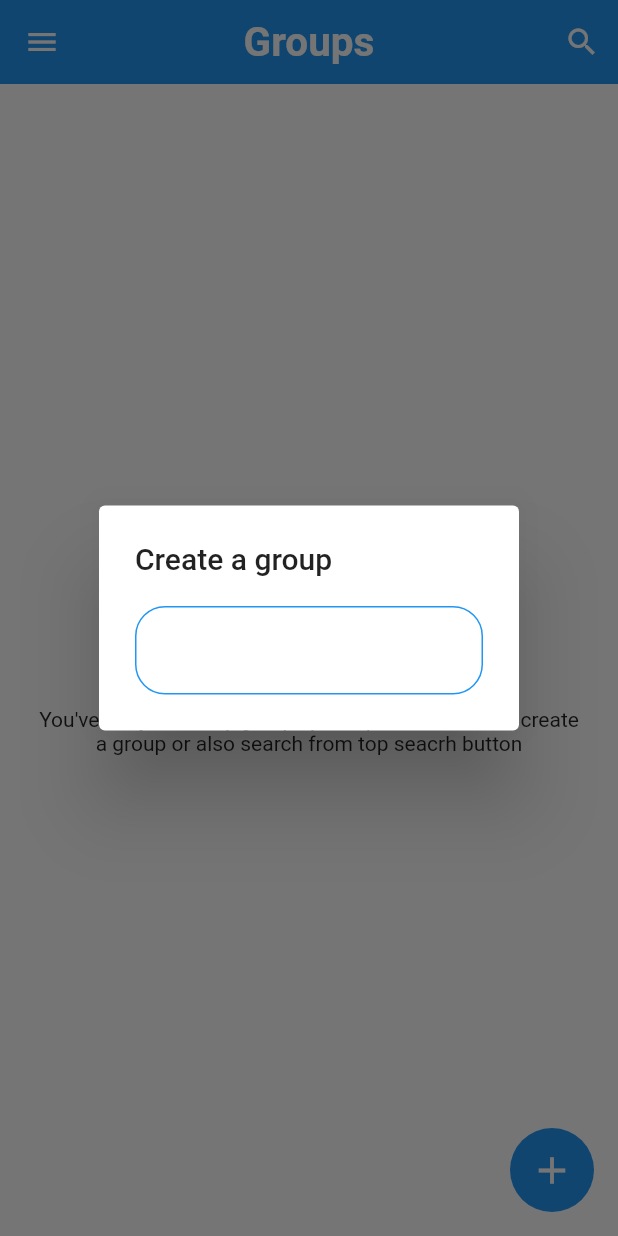
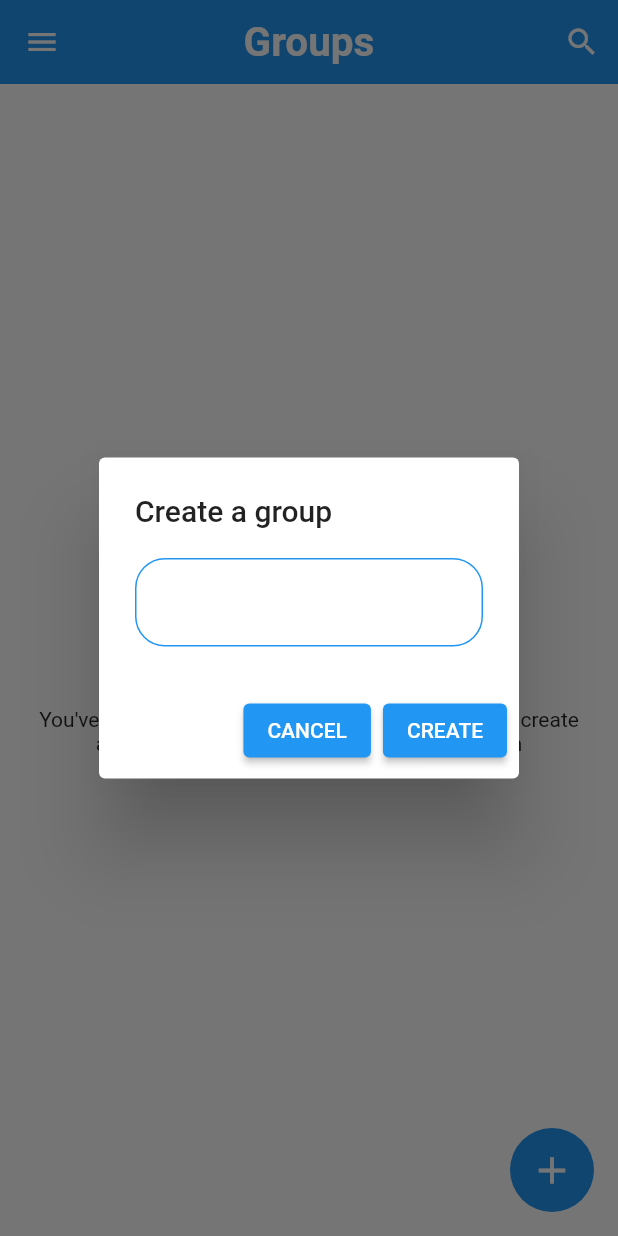
Before and after one commit to Gargoros/Flutter_Chat_App, a Flutter app: the HomePage screen opened directly, after a tap on the "add circle" icon, on a phone screen of 412 x 824 dp. Run offline on Flutter 3.47's test engine with Material 2 defaults, Android fonts, the phone set to English and light mode, and no system bars; our stand-ins replace cloud_firestore, firebase_auth, firebase_core, shared_preferences; accounts and stored records are empty.

Commit message:
feat: init new field to create group

```diff
--- a/chat_app/lib/pages/home_page.dart
+++ b/chat_app/lib/pages/home_page.dart
@@ -21,6 +21,7 @@ class _HomePageState extends State<HomePage> {
   String userFullName = "";
   String userEmail = "";
   bool _isLoading = false;
+  String groupName = "";
 
   @override
   void initState() {
@@ -55,7 +56,7 @@ class _HomePageState extends State<HomePage> {
         if (snapshot.hasData) {
           if (snapshot.data["groups"] != null) {
             if (snapshot.data["groups"].length != 0) {
-              return Text("Hello");
+              return const Text("Hello");
             } else {
               return noGroupWidget();
             }
@@ -75,9 +76,10 @@ class _HomePageState extends State<HomePage> {
 
   popUpDialog(BuildContext context) {
     showDialog(
-        barrierDismissible: true,
+        barrierDismissible: false,
         context: context,
         builder: (context) {
+          return StatefulBuilder(builder: ((context, setState) {
             return AlertDialog(
               title: const Text(
                 "Create a group",
@@ -92,15 +94,62 @@ class _HomePageState extends State<HomePage> {
                               color: Theme.of(context).primaryColor),
                         )
                       : TextField(
+                          onChanged: ((value) {
+                            setState(() {
+                              groupName = value;
+                            });
+                          }),
+                          style: const TextStyle(color: Colors.black),
                           decoration: InputDecoration(
                               enabledBorder: OutlineInputBorder(
                                   borderSide: BorderSide(
                                       color: Theme.of(context).primaryColor),
+                                  borderRadius: BorderRadius.circular(20)),
+                              errorBorder: OutlineInputBorder(
+                                  borderSide:
+                                      const BorderSide(color: Colors.red),
+                                  borderRadius: BorderRadius.circular(20)),
+                              focusedBorder: OutlineInputBorder(
+                                  borderSide:
+                                      const BorderSide(color: Colors.purple),
                                   borderRadius: BorderRadius.circular(20))),
                         )
                 ],
               ),
+              actions: [
+                ElevatedButton(
+                  onPressed: () {
+                    Navigator.of(context).pop();
+                  },
+                  style: ElevatedButton.styleFrom(
+                      backgroundColor: Theme.of(context).primaryColor),
+                  child: const Text("CANCEL"),
+                ),
+                ElevatedButton(
+                  onPressed: () async {
+                    if (groupName != null) {
+                      setState(() {
+                        _isLoading = true;
+                      });
+                      DatabaseService(
+                              userId: FirebaseAuth.instance.currentUser!.uid)
+                          .createGroup(userFullName,
+                              FirebaseAuth.instance.currentUser!.uid, groupName)
+                          .whenComplete(() {
+                        _isLoading = false;
+                      });
+                      Navigator.of(context).pop();
+                      showSnackBar(
+                          context, Colors.green, "Group Created successfully");
+                    }
+                  },
+                  style: ElevatedButton.styleFrom(
+                      backgroundColor: Theme.of(context).primaryColor),
+                  child: const Text("CREATE"),
+                )
+              ],
             );
+          }));
         });
   }
 
@@ -121,7 +170,7 @@ class _HomePageState extends State<HomePage> {
               size: 75,
             ),
           ),
-          SizedBox(
+          const SizedBox(
             height: 20,
           ),
           const Text(
```
Lines whose indentation alone changed are shown as unchanged.
